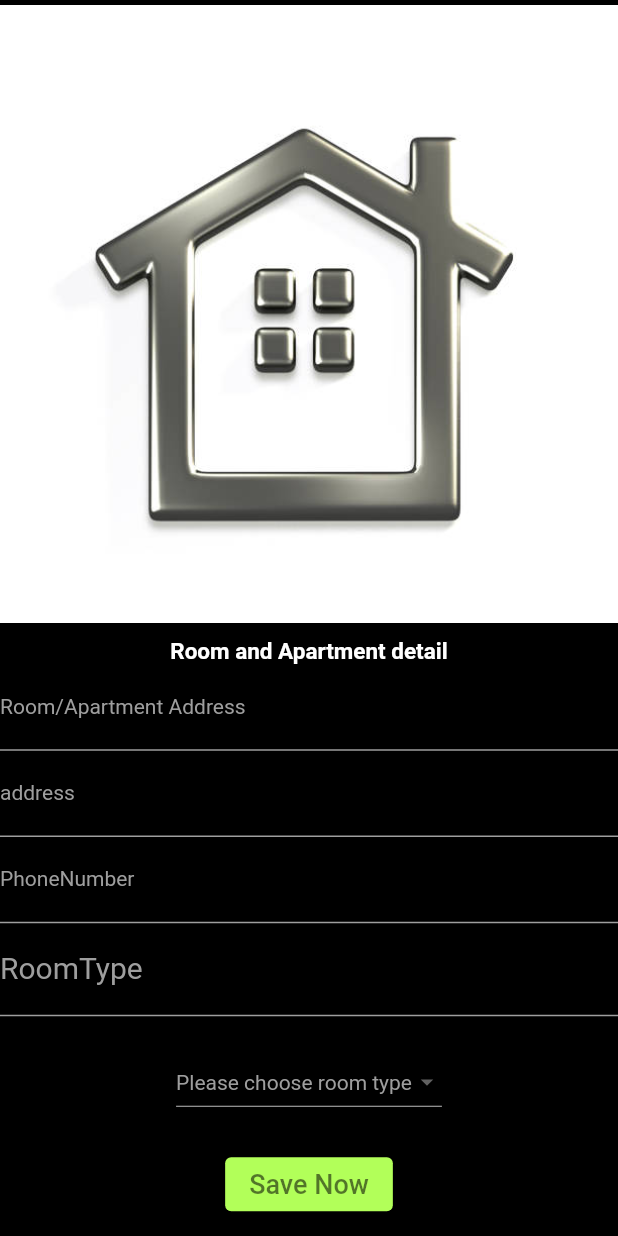
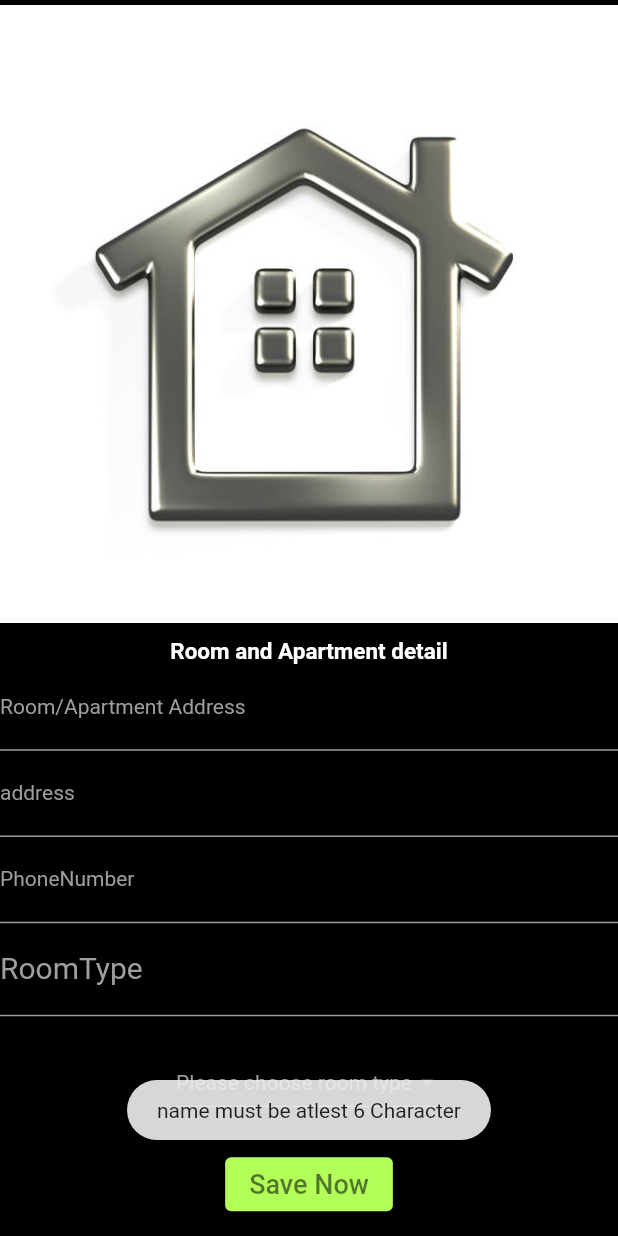
Before and after one commit to KUSUMSARU/thesis, a Flutter app: the SingUpScreen screen opened directly, after a tap on "Create Account", on a phone screen of 412 x 824 dp. Run offline on Flutter 3.47's test engine with Material 2 defaults, Android fonts, the phone set to English and light mode, and no system bars; our stand-ins replace firebase_auth, firebase_core, fluttertoast; accounts and stored records are empty.

Commit message:
singup backend

```diff
--- a/lib/authentication/singup_screen.dart
+++ b/lib/authentication/singup_screen.dart
@@ -1,4 +1,5 @@
 import 'package:flutter/material.dart';
+import 'package:fluttertoast/fluttertoast.dart';
 import 'package:rentomatic_app/authentication/login_screen.dart';
 import 'package:rentomatic_app/authentication/room_info.dart';
 
@@ -12,6 +13,12 @@ class _SingUpScreenState extends State<SingUpScreen> {
   TextEditingController emailtextEditingController = TextEditingController();
   TextEditingController phonetextEditingController = TextEditingController();
   TextEditingController passwordtextEditingController = TextEditingController();
+
+  ValidateForm() {
+    if (nametextEditingController.text.length < 6) {
+      Fluttertoast.showToast(msg: "name must be atlest 6 Character");
+    }
+  }
 
   @override
   Widget build(BuildContext context) {
@@ -128,6 +135,7 @@ class _SingUpScreenState extends State<SingUpScreen> {
               ElevatedButton(
                 onPressed: () {
                   //todo
+                  ValidateForm();
                   Navigator.push(context,
                       MaterialPageRoute(builder: (c) => RoomInfoScreen()));
                 },
--- a/pubspec.yaml
+++ b/pubspec.yaml
@@ -37,6 +37,7 @@ dependencies:
   firebase_core: ^1.19.2
   firebase_auth: ^3.4.2
   firebase_database: ^9.0.19
+  fluttertoast: ^8.0.9
 
 dev_dependencies:
   flutter_test:
```
Also changed, not shown: pubspec.lock.
